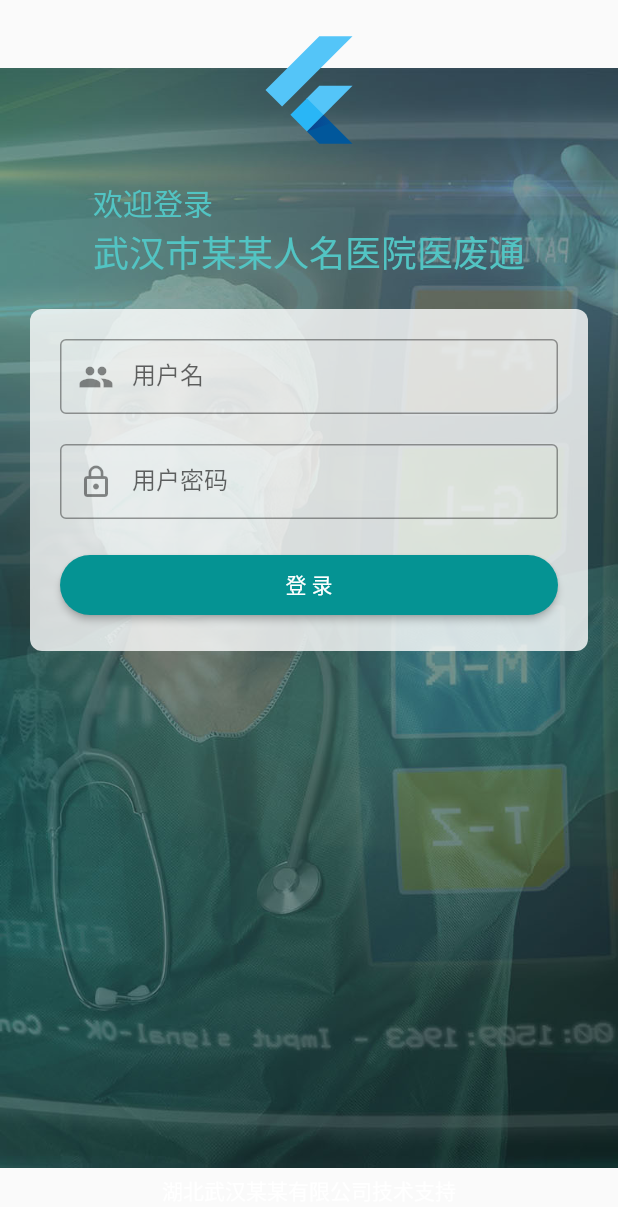
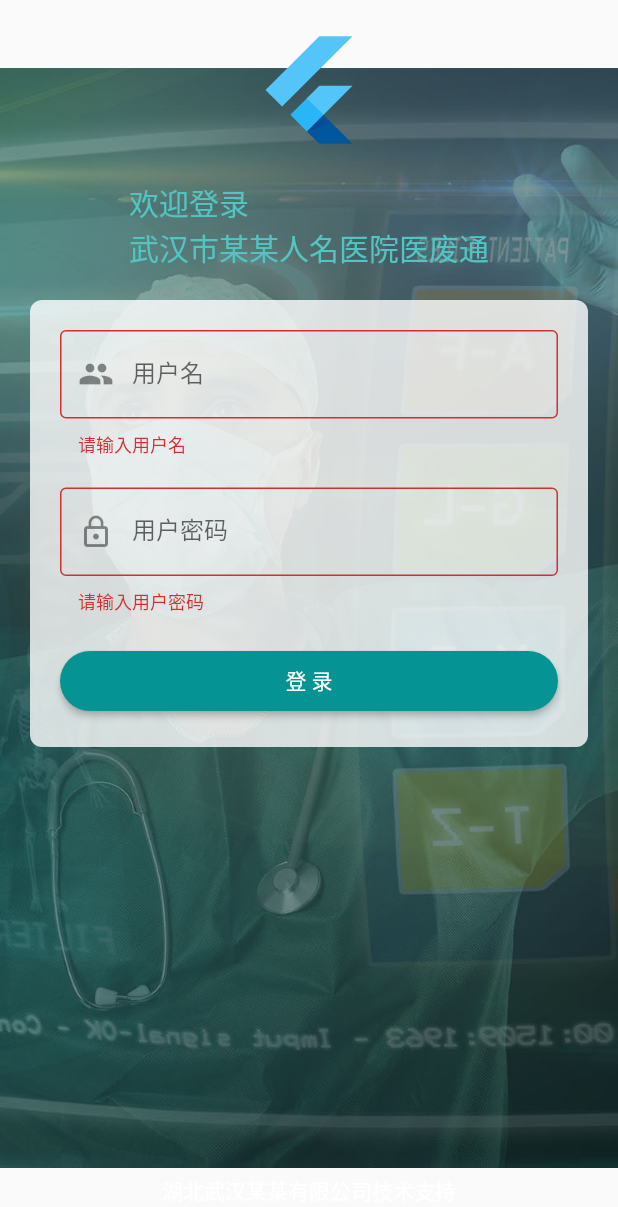
Before and after one commit to pinocchioooooo/flutter_app, a Flutter app: the screen it shows after launch, after a tap on "登 录", on a phone screen of 412 x 824 dp. Shown: the top 1207 px of the screen. Run offline on Flutter 3.47's test engine with Material 2 defaults, Android fonts, the phone set to English and light mode, and no system bars.

Commit message:
:new: 添加表单验证功能

```diff
--- a/lib/screens/login/login_screen.dart
+++ b/lib/screens/login/login_screen.dart
@@ -1,5 +1,3 @@
-import 'dart:ui';
-
 import 'package:flutter/cupertino.dart';
 import 'package:flutter/material.dart';
 import 'package:flutter_app/constants.dart';
@@ -25,27 +23,21 @@ class LoginScreen extends StatelessWidget {
                         children: [
                           Text(
                             '欢迎登录',
-                            style: TextStyle(
-                              color: kPrimaryColorLight,
-                              fontSize: Theme.of(context)
+                            style: Theme.of(context)
                                 .textTheme
                                 .headline6
-                                  .fontSize,
-                            ),
+                                .copyWith(color: kPrimaryColorLight),
                           ),
                           Text(
                             '武汉市某某人名医院医废通',
-                            style: TextStyle(
-                              color: kPrimaryColorLight,
-                              fontSize: Theme.of(context)
+                            style: Theme.of(context)
                                 .textTheme
-                                  .headline5
-                                  .fontSize,
-                            ),
+                                .headline6
+                                .copyWith(color: kPrimaryColorLight),
                           )
                         ],
                       ),
-                      LoginArea(),
+                      FormArea(),
                     ],
                   ),
                   Padding(
@@ -85,7 +77,23 @@ class Background extends StatelessWidget {
   }
 }
 
-class LoginArea extends StatelessWidget {
+class FormArea extends StatefulWidget {
+  @override
+  _FormAreaState createState() => _FormAreaState();
+}
+
+class _FormAreaState extends State<FormArea> {
+  final _formKey = GlobalKey<FormState>();
+  String userName = '';
+  String password = '';
+
+  void submit() {
+    var form = _formKey.currentState;
+    if (form.validate()) {
+      print("验证成功");
+    }
+  }
+
   @override
   Widget build(BuildContext context) {
     return Container(
@@ -98,31 +106,43 @@ class LoginArea extends StatelessWidget {
         ),
         color: Color(0xccffffff),
       ),
+      child: Form(
+        key: _formKey,
         child: Column(
-        children: <Widget>[
-          Container(
-            height: 50,
-            child: TextField(
+          children: [
+            TextFormField(
               decoration: InputDecoration(
                 border: OutlineInputBorder(),
                 prefixIcon: Icon(Icons.people),
                 labelText: '用户名',
-                errorText: null,
               ),
-            ),
+              validator: (value) {
+                if (value == null || value.isEmpty) {
+                  return '请输入用户名';
+                }
+                return null;
+              },
+              onSaved: (userName) {
+                userName = userName;
+              },
             ),
             SizedBox(height: kDefaultSpacing),
-          Container(
-            height: 50,
-            child: TextField(
+            TextFormField(
               obscureText: true,
               decoration: InputDecoration(
                 border: OutlineInputBorder(),
                 prefixIcon: Icon(Icons.lock_outline),
                 labelText: '用户密码',
-                errorText: null,
               ),
-            ),
+              validator: (value) {
+                if (value == null || value.isEmpty) {
+                  return '请输入用户密码';
+                }
+                return null;
+              },
+              onSaved: (userName) {
+                userName = userName;
+              },
             ),
             SizedBox(height: kDefaultSpacing),
             MaterialButton(
@@ -134,9 +154,10 @@ class LoginArea extends StatelessWidget {
               ),
               textColor: Colors.white,
               color: Theme.of(context).primaryColor,
-            onPressed: () {},
+              onPressed: submit,
             ),
           ],
+        ),
       ),
     );
   }
```
Lines whose indentation alone changed are shown as unchanged.
